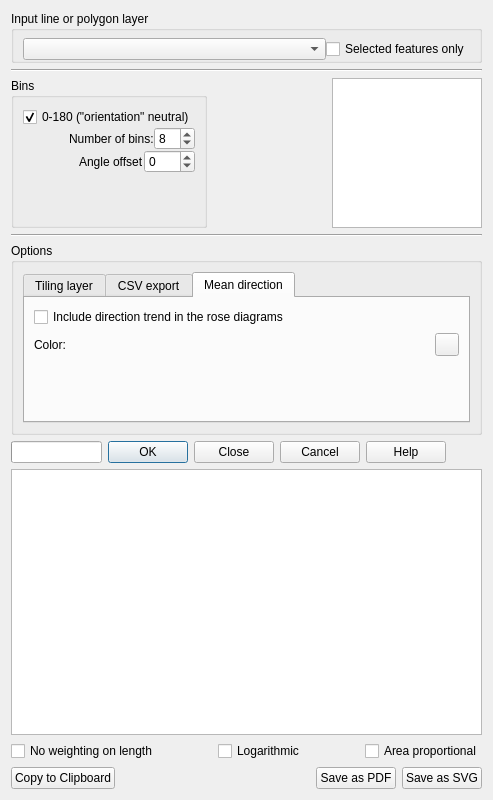
First picture: the form in linedirectionhistogram_dialog_base.ui, repository havatv/qgislinedirectionhistogramplugin, before the edit.
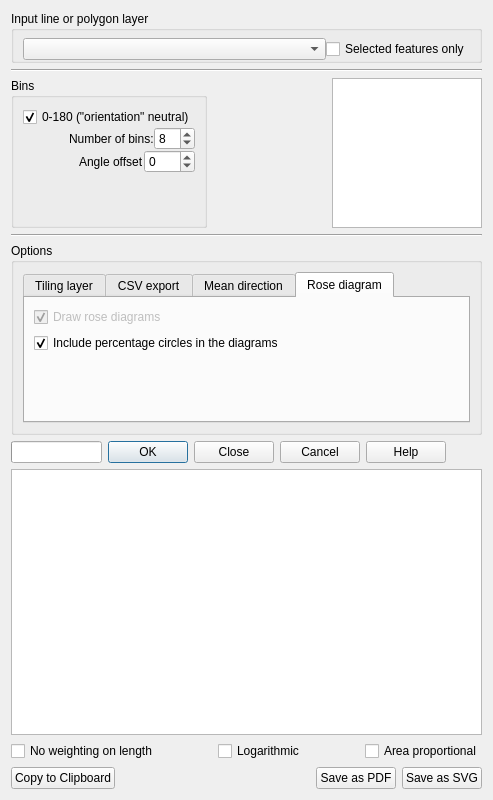
Second picture: the form after the edit. Custom widgets are drawn as their Qt base class.

Commit message: Increase flexibility - turn on/off circles and rose diagrams (#23)

The edit to the form file:
```diff
--- a/linedirectionhistogram_dialog_base.ui
+++ b/linedirectionhistogram_dialog_base.ui
@@ -275,7 +275,7 @@
       <string>Options</string>
      </property>
      <layout class="QVBoxLayout" name="verticalLayout_9">
-      <item>
+      <item alignment="Qt::AlignTop">
        <widget class="QTabWidget" name="tabWidget">
         <property name="sizePolicy">
          <sizepolicy hsizetype="Expanding" vsizetype="Preferred">
@@ -284,7 +284,7 @@
          </sizepolicy>
         </property>
         <property name="currentIndex">
-         <number>2</number>
+         <number>3</number>
         </property>
         <widget class="QWidget" name="tab1">
          <attribute name="title">
@@ -474,6 +474,49 @@
           </item>
          </layout>
         </widget>
+        <widget class="QWidget" name="tab">
+         <attribute name="title">
+          <string>Rose diagram</string>
+         </attribute>
+         <layout class="QVBoxLayout" name="verticalLayout_11">
+          <item>
+           <widget class="QCheckBox" name="roseCheckBox">
+            <property name="enabled">
+             <bool>false</bool>
+            </property>
+            <property name="text">
+             <string>Draw rose diagrams</string>
+            </property>
+            <property name="checked">
+             <bool>true</bool>
+            </property>
+           </widget>
+          </item>
+          <item>
+           <widget class="QCheckBox" name="circlesCheckbox">
+            <property name="text">
+             <string>Include percentage circles in the diagrams</string>
+            </property>
+            <property name="checked">
+             <bool>true</bool>
+            </property>
+           </widget>
+          </item>
+          <item>
+           <spacer name="verticalSpacer">
+            <property name="orientation">
+             <enum>Qt::Vertical</enum>
+            </property>
+            <property name="sizeHint" stdset="0">
+             <size>
+              <width>20</width>
+              <height>40</height>
+             </size>
+            </property>
+           </spacer>
+          </item>
+         </layout>
+        </widget>
        </widget>
       </item>
      </layout>
```
The commit also changes 1 other file.
